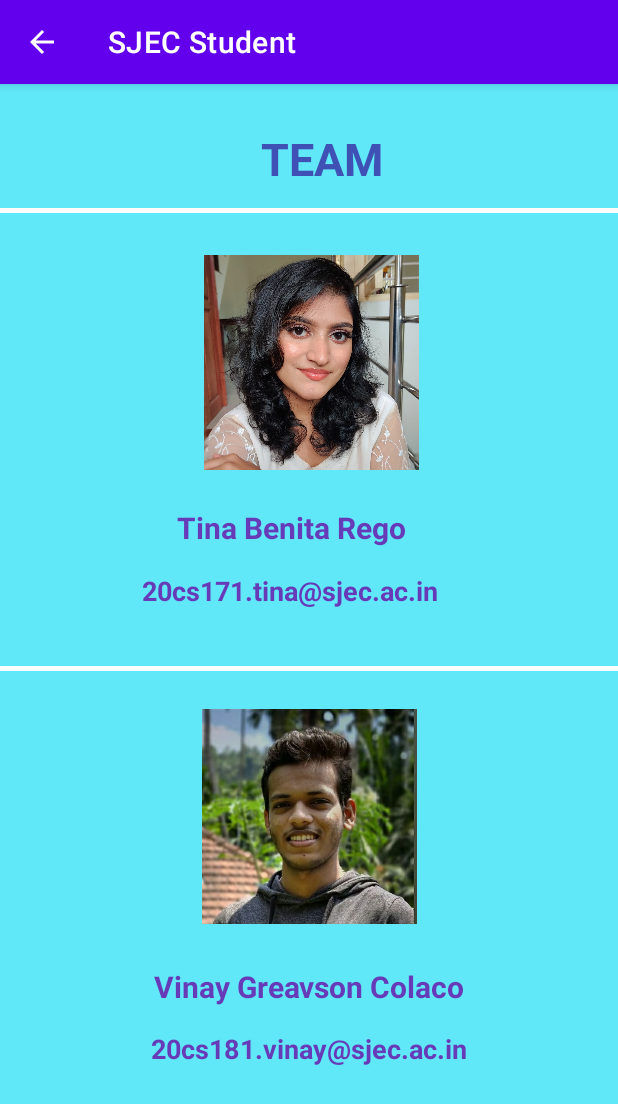
After one commit to tinabenita/SJEC_Student-App, an Android app: the Developers screen opened directly, with no data from a screen before it, on a phone screen of 412 x 824 dp. The commit adds this screen. Shown: the top 1104 px of the screen. Run offline under Robolectric (Android 15) with nearby library versions, the phone set to English and light mode, and no system bars.

Commit message:
developer details added

```diff
--- a/SJECStudent/app/src/main/AndroidManifest.xml
+++ b/SJECStudent/app/src/main/AndroidManifest.xml
@@ -14,12 +14,16 @@
         android:theme="@style/Theme.SJECStudent"
         tools:targetApi="31">
         <activity
+            android:name=".Developers"
+            android:parentActivityName=".MainActivity"
+            android:exported="false" />
+        <activity
             android:name=".FullImageView"
             android:exported="false" />
         <activity
             android:name=".ebook.EbookActivity"
-            android:parentActivityName=".MainActivity"
-            android:exported="false" />
+            android:exported="false"
+            android:parentActivityName=".MainActivity" />
         <activity
             android:name=".MainActivity"
             android:exported="true">
--- /dev/null
+++ b/SJECStudent/app/src/main/java/com/example/sjecstudent/Developers.java
@@ -0,0 +1,14 @@
+package com.example.sjecstudent;
+
+import androidx.appcompat.app.AppCompatActivity;
+
+import android.os.Bundle;
+
+public class Developers extends AppCompatActivity {
+
+    @Override
+    protected void onCreate(Bundle savedInstanceState) {
+        super.onCreate(savedInstanceState);
+        setContentView(R.layout.activity_developers);
+    }
+}
--- a/SJECStudent/app/src/main/java/com/example/sjecstudent/MainActivity.java
+++ b/SJECStudent/app/src/main/java/com/example/sjecstudent/MainActivity.java
@@ -61,26 +61,21 @@ public class MainActivity extends AppCompatActivity implements NavigationView.On
     public boolean onNavigationItemSelected(@NonNull MenuItem item) {
         switch ((item.getItemId())){
             case R.id.navigation_developer:
-                Toast.makeText(this, "Developers",Toast.LENGTH_SHORT).show();
+                Intent intent = new Intent(this, Developers.class);
+                startActivity(intent);
                 break;
             case R.id.navigation_video:
                 Toast.makeText(this, "Video Lectures",Toast.LENGTH_SHORT).show();
                 break;
-            case R.id.navigation_rate:
-                Toast.makeText(this, "Rate Us",Toast.LENGTH_SHORT).show();
-                break;
+
             case R.id.navigation_ebook:
                 startActivity(new Intent(this, com.example.sjecstudent.ebook.EbookActivity.class));
                 break;
-            case R.id.navigation_theme:
-                Toast.makeText(this, "Themes",Toast.LENGTH_SHORT).show();
-                break;
+
             case R.id.navigation_website:
                 Toast.makeText(this, "Website",Toast.LENGTH_SHORT).show();
                 break;
-            case R.id.navigation_share:
-                Toast.makeText(this, "Share",Toast.LENGTH_SHORT).show();
-                break;
+
         }
         return true;
     }
--- /dev/null
+++ b/SJECStudent/app/src/main/res/layout/activity_developers.xml
@@ -0,0 +1,134 @@
+<?xml version="1.0" encoding="utf-8"?>
+<androidx.constraintlayout.widget.ConstraintLayout xmlns:android="http://schemas.android.com/apk/res/android"
+    xmlns:app="http://schemas.android.com/apk/res-auto"
+    xmlns:tools="http://schemas.android.com/tools"
+    android:layout_width="match_parent"
+    android:layout_height="match_parent"
+    android:background="#B58181"
+    android:backgroundTint="#60E7F8"
+    android:gravity="center"
+    tools:context=".Developers">
+
+    <View
+        android:id="@+id/view2"
+        android:layout_width="match_parent"
+        android:layout_height="3dp"
+        android:background="#ffffff"
+        app:layout_constraintBottom_toBottomOf="parent"
+        app:layout_constraintEnd_toEndOf="parent"
+        app:layout_constraintHorizontal_bias="0.0"
+        app:layout_constraintStart_toStartOf="parent"
+        app:layout_constraintTop_toTopOf="parent"
+        app:layout_constraintVertical_bias="0.507" />
+
+    <ImageView
+        android:id="@+id/imageView3"
+        android:layout_width="250dp"
+        android:layout_height="143dp"
+        app:layout_constraintBottom_toBottomOf="parent"
+        app:layout_constraintEnd_toEndOf="parent"
+        app:layout_constraintStart_toStartOf="parent"
+        app:layout_constraintTop_toTopOf="parent"
+        app:layout_constraintVertical_bias="0.667"
+        app:srcCompat="@drawable/vinprofile" />
+
+    <TextView
+        android:id="@+id/textView3"
+        android:layout_width="wrap_content"
+        android:layout_height="wrap_content"
+        android:text="Vinay Greavson Colaco"
+        android:textColor="#673AB7"
+        android:textSize="20dp"
+        android:textStyle="bold"
+        app:layout_constraintBottom_toBottomOf="parent"
+        app:layout_constraintEnd_toEndOf="parent"
+        app:layout_constraintStart_toStartOf="parent"
+        app:layout_constraintTop_toTopOf="parent"
+        app:layout_constraintVertical_bias="0.794" />
+
+    <TextView
+        android:id="@+id/textView4"
+        android:layout_width="wrap_content"
+        android:layout_height="wrap_content"
+        android:text="20cs181.vinay@sjec.ac.in"
+        android:textColor="#673AB7"
+        android:textSize="18dp"
+        android:textStyle="bold"
+        app:layout_constraintBottom_toBottomOf="parent"
+        app:layout_constraintEnd_toEndOf="parent"
+        app:layout_constraintStart_toStartOf="parent"
+        app:layout_constraintTop_toTopOf="parent"
+        app:layout_constraintVertical_bias="0.848" />
+
+    <ImageView
+        android:id="@+id/imageView2"
+        android:layout_width="250dp"
+        android:layout_height="143dp"
+        android:paddingLeft="25dp"
+        app:layout_constraintBottom_toBottomOf="parent"
+        app:layout_constraintEnd_toEndOf="parent"
+        app:layout_constraintHorizontal_bias="0.432"
+        app:layout_constraintStart_toStartOf="parent"
+        app:layout_constraintTop_toTopOf="parent"
+        app:layout_constraintVertical_bias="0.183"
+        app:srcCompat="@drawable/tiniprofile" />
+
+    <TextView
+        android:id="@+id/textView"
+        android:layout_width="wrap_content"
+        android:layout_height="wrap_content"
+        android:text="Tina Benita Rego"
+        android:textColor="#673AB7"
+        android:textSize="20dp"
+        android:textStyle="bold"
+        app:layout_constraintBottom_toBottomOf="parent"
+        app:layout_constraintEnd_toEndOf="parent"
+        app:layout_constraintHorizontal_bias="0.456"
+        app:layout_constraintStart_toStartOf="parent"
+        app:layout_constraintTop_toTopOf="parent"
+        app:layout_constraintVertical_bias="0.381" />
+
+    <TextView
+        android:id="@+id/textView2"
+        android:layout_width="wrap_content"
+        android:layout_height="wrap_content"
+        android:text="20cs171.tina@sjec.ac.in"
+        android:textColor="#673AB7"
+        android:textSize="18dp"
+        android:textStyle="bold"
+        app:layout_constraintBottom_toBottomOf="parent"
+        app:layout_constraintEnd_toEndOf="parent"
+        app:layout_constraintHorizontal_bias="0.441"
+        app:layout_constraintStart_toStartOf="parent"
+        app:layout_constraintTop_toTopOf="parent"
+        app:layout_constraintVertical_bias="0.438" />
+
+    <TextView
+        android:id="@+id/textView5"
+        android:layout_width="wrap_content"
+        android:layout_height="wrap_content"
+        android:text="TEAM"
+        android:textColor="#3F51B5"
+        android:textSize="30dp"
+        android:textStyle="bold"
+        app:layout_constraintBottom_toBottomOf="parent"
+        app:layout_constraintEnd_toEndOf="parent"
+        app:layout_constraintHorizontal_bias="0.526"
+        app:layout_constraintStart_toStartOf="parent"
+        app:layout_constraintTop_toTopOf="parent"
+        app:layout_constraintVertical_bias="0.04" />
+
+    <View
+        android:id="@+id/view"
+        android:layout_width="match_parent"
+        android:layout_height="3dp"
+        android:background="#ffffff"
+        app:layout_constraintBottom_toBottomOf="parent"
+        app:layout_constraintEnd_toEndOf="parent"
+        app:layout_constraintHorizontal_bias="0.0"
+        app:layout_constraintStart_toStartOf="parent"
+        app:layout_constraintTop_toTopOf="parent"
+        app:layout_constraintVertical_bias="0.108" />
+
+
+</androidx.constraintlayout.widget.ConstraintLayout>
--- a/SJECStudent/app/src/main/res/menu/navigation_drawer.xml
+++ b/SJECStudent/app/src/main/res/menu/navigation_drawer.xml
@@ -6,18 +6,11 @@
     <item android:id="@+id/navigation_ebook"
         android:title="Ebooks"
         android:icon="@drawable/ic_ebook"/>
-    <item android:id="@+id/navigation_theme"
-        android:title="Themes"
-        android:icon="@drawable/ic_theme"/>
+
     <item android:id="@+id/navigation_website"
         android:title="Website"
         android:icon="@drawable/ic_website"/>
-    <item android:id="@+id/navigation_share"
-        android:title="Share"
-        android:icon="@drawable/ic_share"/>
-    <item android:id="@+id/navigation_rate"
-        android:title="Rate Us"
-        android:icon="@drawable/ic_review"/>
+
     <item android:id="@+id/navigation_developer"
         android:title="Developers"
         android:icon="@drawable/ic_developer"/>
```
Also changed, not shown: SJECStudent/app/src/main/res/drawable/tiniprofile.jpeg (added), SJECStudent/app/src/main/res/drawable/vinprofile.jpeg (added).
